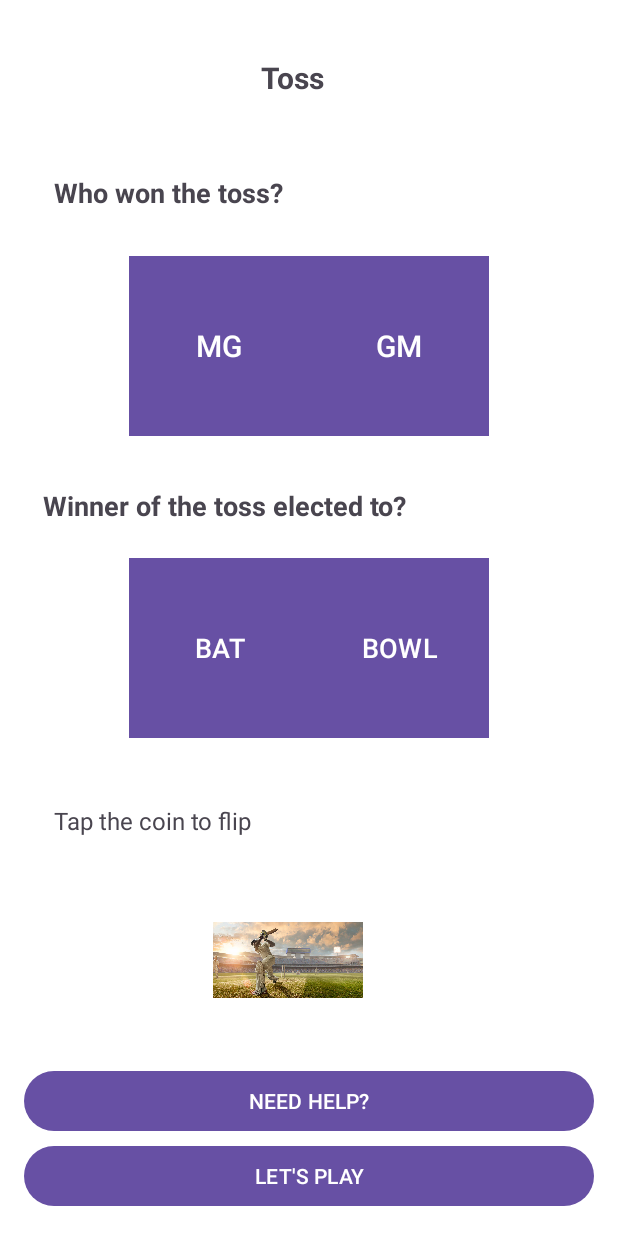
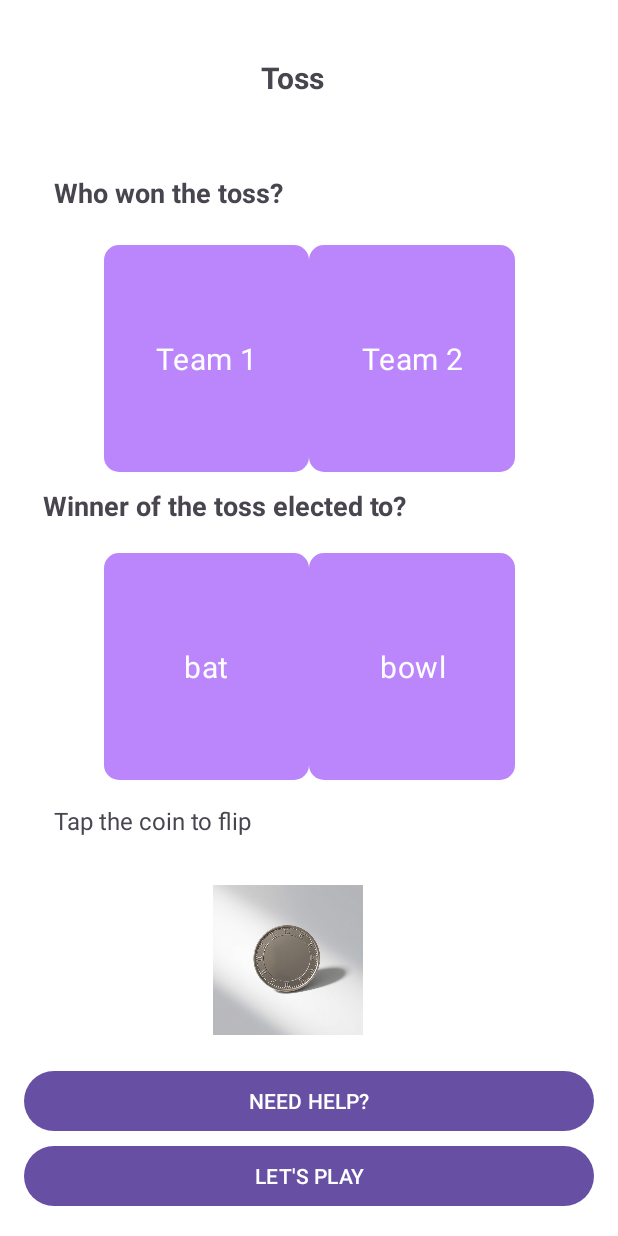
Before and after one commit to Yashhwanth/CricEasy, an Android app: the TossActivity screen opened directly, with no data from a screen before it, on a phone screen of 412 x 824 dp. Run offline under Robolectric (Android 15) with nearby library versions, the phone set to English and light mode, and no system bars.

Commit message:
coin flipping

```diff
--- a/app/src/main/java/com/cricketscoringapp/criceasy/TossActivity.java
+++ b/app/src/main/java/com/cricketscoringapp/criceasy/TossActivity.java
@@ -1,12 +1,72 @@
 package com.cricketscoringapp.criceasy;
 
+import android.content.Intent;
 import android.os.Bundle;
+import android.os.Handler;
+import android.view.View;
+import android.view.animation.Animation;
+import android.view.animation.AnimationUtils;
+import android.widget.ImageView;
+
 import androidx.appcompat.app.AppCompatActivity;
 
+import java.util.Random;
+
 public class TossActivity extends AppCompatActivity {
+    private ImageView coinImage;
+    private Random random;
+    private boolean isFlipping = false;
     @Override
     protected void onCreate(Bundle savedInstanceState) {
         super.onCreate(savedInstanceState);
         setContentView(R.layout.activity_toss); // Make sure this layout file exists
+
+        coinImage = findViewById(R.id.img_coin);
+        random = new Random();
+
+        // Set the click listener to trigger the coin flip
+        coinImage.setOnClickListener(view -> {
+            if (!isFlipping) {
+                flipCoin();
+            }
+        });
+    }
+    public void letsplay(View view) {
+        // Navigate back to MatchInfoActivity
+        Intent intent = new Intent(this, SelectingSrNsBowActivity.class);
+        startActivity(intent);
+        //finish(); // Close the current activity
+    }
+
+    public void back(View view) {
+        // Navigate back to MatchInfoActivity
+        Intent intent = new Intent(this, TeamCreationActivity.class);
+        startActivity(intent);
+        //finish(); // Close the current activity
+    }
+
+
+    private void flipCoin() {
+        isFlipping = true;
+
+        // Start the coin flip animation
+        Animation flipAnimation = AnimationUtils.loadAnimation(this, R.anim.coin_flip_anim);
+        coinImage.startAnimation(flipAnimation);
+
+        // Delay to simulate the flipping time
+        Handler handler = new Handler();
+        handler.postDelayed(() -> {
+            // Randomly determine the result (Heads or Tails)
+            boolean isHeads = random.nextBoolean();
+
+            // Update the ImageView based on the result
+            if (isHeads) {
+                coinImage.setImageResource(R.drawable.heads);
+            } else {
+                coinImage.setImageResource(R.drawable.tails);
+            }
+
+            isFlipping = false; // Reset flipping state
+        }, 800); // Animation duration in milliseconds
     }
 }
--- /dev/null
+++ b/app/src/main/res/anim/coin_flip_anim.xml
@@ -0,0 +1,8 @@
+<?xml version="1.0" encoding="utf-8"?>
+<rotate xmlns:android="http://schemas.android.com/apk/res/android"
+    android:fromDegrees="0"
+    android:toDegrees="1080"
+    android:pivotX="50%"
+    android:pivotY="50%"
+    android:duration="800"
+    android:interpolator="@android:interpolator/accelerate_decelerate" />
--- /dev/null
+++ b/app/src/main/res/drawable/radio_button_selector.xml
@@ -0,0 +1,17 @@
+<selector xmlns:android="http://schemas.android.com/apk/res/android">
+    <!-- State when the RadioButton is checked -->
+    <item android:state_checked="true">
+        <shape>
+            <solid android:color="#6200EE"/> <!-- Selected color -->
+            <corners android:radius="10dp"/>
+        </shape>
+    </item>
+
+    <!-- Default state when unchecked -->
+    <item>
+        <shape>
+            <solid android:color="#FFBB86FC"/> <!-- Unselected color -->
+            <corners android:radius="10dp"/>
+        </shape>
+    </item>
+</selector>
--- a/app/src/main/res/layout/activity_toss.xml
+++ b/app/src/main/res/layout/activity_toss.xml
@@ -4,8 +4,8 @@
     xmlns:tools="http://schemas.android.com/tools"
     android:layout_width="match_parent"
     android:layout_height="match_parent"
+    android:background="@color/white"
     android:padding="16dp"
-    android:background="@color/white"
     tools:context=".TossActivity">
 
     <!-- Back Button -->
@@ -84,7 +84,7 @@
         android:id="@+id/img_coin"
         android:layout_width="100dp"
         android:layout_height="100dp"
-        android:src="@drawable/bg"
+        android:src="@drawable/coin"
         app:layout_constraintBottom_toBottomOf="parent"
         app:layout_constraintEnd_toEndOf="parent"
         app:layout_constraintHorizontal_bias="0.451"
@@ -96,6 +96,7 @@
         android:id="@+id/btn_help"
         android:layout_width="0dp"
         android:layout_height="wrap_content"
+        android:onClick="back"
         android:text="NEED HELP?"
         app:layout_constraintBottom_toBottomOf="parent"
         app:layout_constraintEnd_toEndOf="parent"
@@ -108,6 +109,7 @@
         android:id="@+id/btn_play"
         android:layout_width="0dp"
         android:layout_height="wrap_content"
+        android:onClick="letsplay"
         android:text="LET'S PLAY"
         app:layout_constraintBottom_toBottomOf="parent"
         app:layout_constraintEnd_toEndOf="parent"
@@ -118,61 +120,76 @@
 
     <RadioGroup
         android:id="@+id/radioGroup"
-        android:layout_width="wrap_content"
-        android:layout_height="wrap_content"
+        android:layout_width="274dp"
+        android:layout_height="151dp"
         android:orientation="horizontal"
         app:layout_constraintBottom_toBottomOf="parent"
         app:layout_constraintEnd_toEndOf="parent"
+        app:layout_constraintHorizontal_bias="0.5"
         app:layout_constraintStart_toStartOf="parent"
         app:layout_constraintTop_toTopOf="parent"
         app:layout_constraintVertical_bias="0.23000002">
 
-        <Button
-            android:id="@+id/btn_team1"
-            android:layout_width="120dp"
-            android:layout_height="120dp"
-            android:background="@drawable/bg"
-            android:text="MG"
+        <RadioButton
+            android:id="@+id/radioButton2"
+            android:layout_width="wrap_content"
+            android:layout_height="match_parent"
+            android:layout_weight="1"
+            android:background="@drawable/radio_button_selector"
+            android:button="@null"
+            android:gravity="center"
+            android:text="Team 1"
             android:textColor="@android:color/white"
             android:textSize="20sp" />
 
-        <Button
-            android:id="@+id/btn_team2"
-            android:layout_width="120dp"
-            android:layout_height="120dp"
-            android:background="@drawable/bg"
-            android:text="GM"
+        <RadioButton
+            android:id="@+id/radioButton3"
+            android:layout_width="wrap_content"
+            android:layout_height="match_parent"
+            android:layout_weight="1"
+            android:background="@drawable/radio_button_selector"
+            android:button="@null"
+            android:gravity="center"
+            android:text="Team 2"
             android:textColor="@android:color/white"
             android:textSize="20sp" />
     </RadioGroup>
 
     <RadioGroup
-        android:layout_width="wrap_content"
-        android:layout_height="wrap_content"
+        android:id="@+id/radioGroup1"
+        android:layout_width="274dp"
+        android:layout_height="151dp"
         android:orientation="horizontal"
         app:layout_constraintBottom_toBottomOf="parent"
         app:layout_constraintEnd_toEndOf="parent"
+        app:layout_constraintHorizontal_bias="0.5"
         app:layout_constraintStart_toStartOf="parent"
         app:layout_constraintTop_toTopOf="parent"
-        app:layout_constraintVertical_bias="0.53">
+        app:layout_constraintVertical_bias="0.55">
 
-        <Button
-            android:id="@+id/btn_bat"
-            android:layout_width="120dp"
-            android:layout_height="120dp"
-            android:background="@drawable/bg"
-            android:text="BAT"
+        <RadioButton
+            android:id="@+id/radioButton4"
+            android:layout_width="wrap_content"
+            android:layout_height="match_parent"
+            android:layout_weight="1"
+            android:background="@drawable/radio_button_selector"
+            android:button="@null"
+            android:gravity="center"
+            android:text="bat"
             android:textColor="@android:color/white"
-            android:textSize="18sp" />
+            android:textSize="20sp" />
 
-        <Button
-            android:id="@+id/btn_bowl"
-            android:layout_width="120dp"
-            android:layout_height="120dp"
-            android:background="@drawable/bg"
-            android:text="BOWL"
+        <RadioButton
+            android:id="@+id/radioButton5"
+            android:layout_width="wrap_content"
+            android:layout_height="match_parent"
+            android:layout_weight="1"
+            android:background="@drawable/radio_button_selector"
+            android:button="@null"
+            android:gravity="center"
+            android:text="bowl"
             android:textColor="@android:color/white"
-            android:textSize="18sp" />
+            android:textSize="20sp" />
     </RadioGroup>
 
 </androidx.constraintlayout.widget.ConstraintLayout>
```
Also changed, not shown: app/src/main/AndroidManifest.xml (+10 -0 lines), app/src/main/java/com/cricketscoringapp/criceasy/SelectingSrNsBowActivity.java (added, +13 -0 lines), app/src/main/res/layout/activity_s_ns_bowler.xml (added, +33 -0 lines), app/src/main/res/drawable/coin.jpg (added), app/src/main/res/drawable/tails.png (added), 1 other file.
